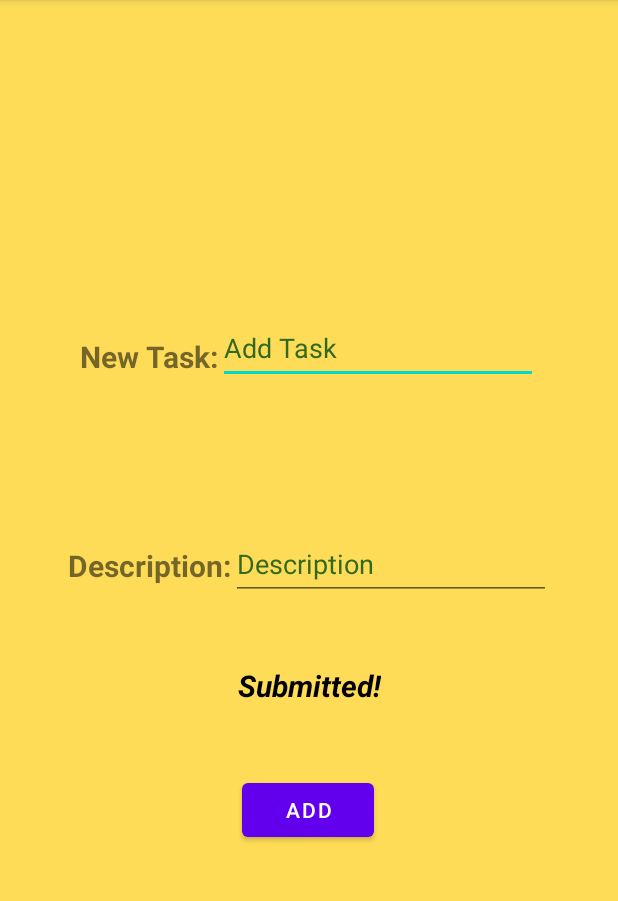
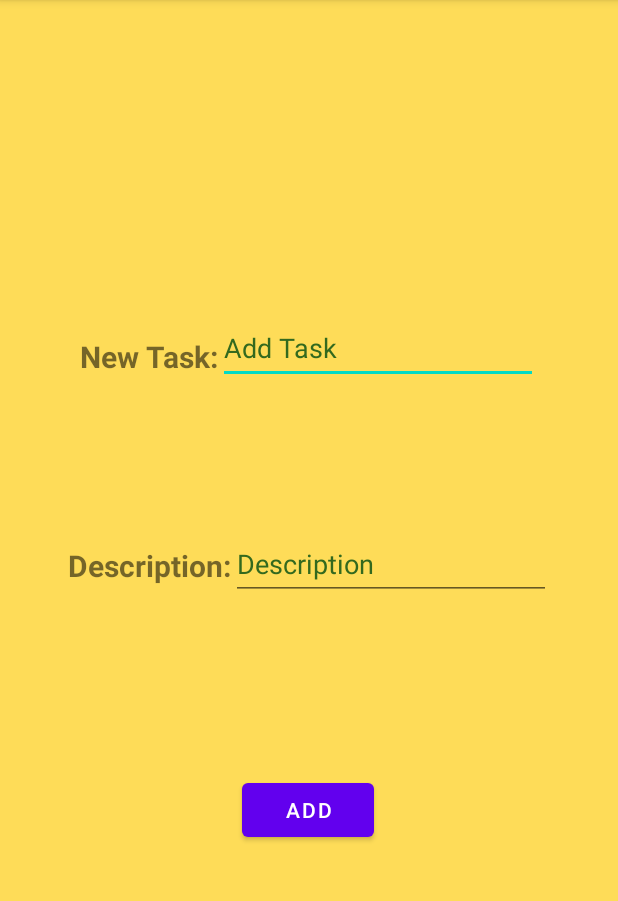
Before and after one commit to crumbycupid/taskmaster, an Android app: the AddTask screen opened directly, with no data from a screen before it, on a phone screen of 412 x 824 dp, the part 84-985 px from its top. Run offline under Robolectric (Android 15) with nearby library versions, the phone set to English and light mode, and no system bars; Roboto replaces fonts that are not available here.

Commit message:
added visibility for submit text view

```diff
--- a/taskmaster/app/src/main/java/com/devonterry/taskmaster/AddTask.java
+++ b/taskmaster/app/src/main/java/com/devonterry/taskmaster/AddTask.java
@@ -4,7 +4,9 @@ import androidx.appcompat.app.AppCompatActivity;
 
 import android.os.Bundle;
 import android.util.Log;
+import android.view.View;
 import android.widget.Button;
+import android.widget.TextView;
 
 public class AddTask extends AppCompatActivity {
 
@@ -17,7 +19,8 @@ public class AddTask extends AppCompatActivity {
 
         Button addTaskButton = (Button) findViewById(R.id.AddTaskActivityAddButton);
         addTaskButton.setOnClickListener(v -> {
-
+            TextView submittedTextView = (TextView) findViewById(R.id.AddActivitySubmittedTextView);
+            submittedTextView.setVisibility(View.VISIBLE);
         Log.e(TAG, "Submitted");
         });
     }
--- a/taskmaster/app/src/main/res/layout/activity_add_task.xml
+++ b/taskmaster/app/src/main/res/layout/activity_add_task.xml
@@ -57,13 +57,14 @@
             app:layout_constraintTop_toTopOf="parent" />
 
         <TextView
-            android:id="@+id/textView"
+            android:id="@+id/AddActivitySubmittedTextView"
             android:layout_width="wrap_content"
             android:layout_height="wrap_content"
-            android:text="@string/Submitted"
+            android:text="@string/submittedExclamation"
             android:textColor="@color/black"
             android:textSize="20sp"
             android:textStyle="bold|italic"
+            android:visibility="invisible"
             app:layout_constraintBottom_toTopOf="@+id/AddTaskActivityAddButton"
             app:layout_constraintEnd_toEndOf="parent"
             app:layout_constraintStart_toStartOf="parent"
--- a/taskmaster/app/src/main/res/values/strings.xml
+++ b/taskmaster/app/src/main/res/values/strings.xml
@@ -13,4 +13,5 @@
     <string name="Submitted">Submitted!</string>
     <string name="description">Description:</string>
     <string name="descriptionNoColon">Description</string>
+    <string name="submittedExclamation">Submitted!</string>
 </resources>
```
